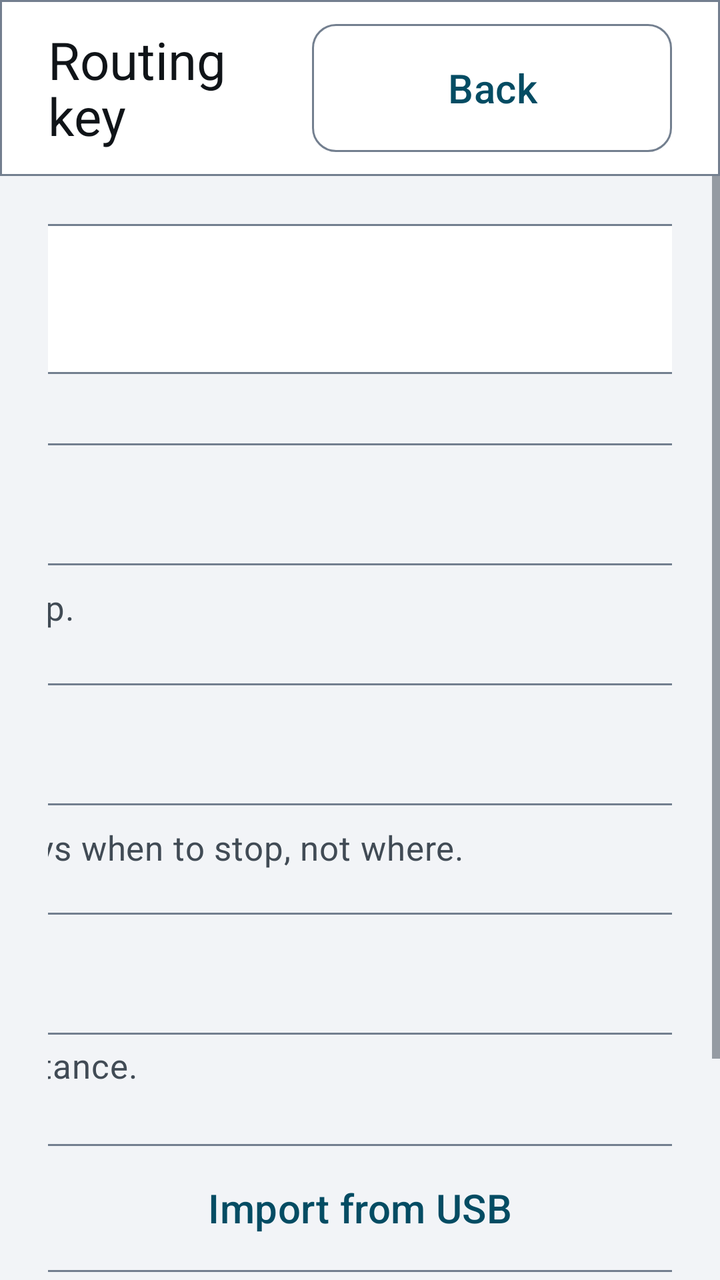
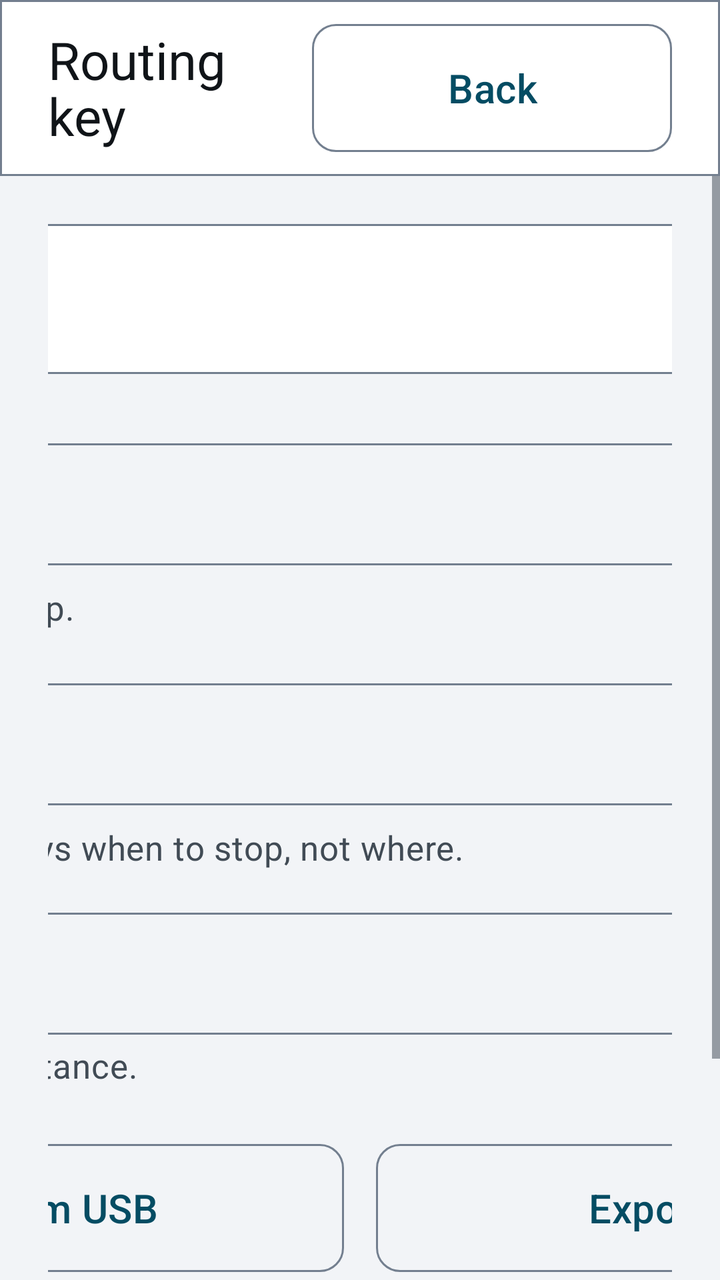

Screens rendered from an Android XML layout before and after an edit, with the pre-edit source and the edit as a unified diff.
<!-- AndroidManifest.xml: application theme Theme.EVChargePilot -->
<!-- res/layout/activity_routing_settings.xml -->
<?xml version="1.0" encoding="utf-8"?>
<LinearLayout xmlns:android="http://schemas.android.com/apk/res/android"
    xmlns:app="http://schemas.android.com/apk/res-auto"
    android:layout_width="match_parent"
    android:layout_height="match_parent"
    android:orientation="vertical">

    <LinearLayout
        android:layout_width="match_parent"
        android:layout_height="88dp"
        android:background="@drawable/bg_topbar"
        android:gravity="center_vertical"
        android:orientation="horizontal"
        android:paddingStart="@dimen/spacing_lg"
        android:paddingEnd="@dimen/spacing_lg">

        <TextView
            android:layout_width="0dp"
            android:layout_height="wrap_content"
            android:layout_weight="1"
            android:text="@string/routing_title"
            android:textAppearance="@style/Text.EV.Title" />

        <com.google.android.material.button.MaterialButton
            android:id="@+id/backAction"
            style="@style/Widget.EV.Button.Outlined"
            android:layout_width="180dp"
            android:layout_height="@dimen/touch_target"
            android:text="@string/action_back" />
    </LinearLayout>

    <ScrollView
        android:layout_width="match_parent"
        android:layout_height="0dp"
        android:layout_weight="1"
        android:fillViewport="true">

        <LinearLayout
            android:layout_width="match_parent"
            android:layout_height="wrap_content"
            android:gravity="center_horizontal"
            android:orientation="vertical"
            android:padding="@dimen/spacing_lg">

            <TextView
                android:id="@+id/routingStatus"
                android:layout_width="1400dp"
                android:layout_height="wrap_content"
                android:accessibilityLiveRegion="polite"
                android:background="@drawable/bg_card"
                android:gravity="center"
                android:padding="@dimen/spacing_lg"
                android:textAppearance="@style/Text.EV.Body" />

            <com.google.android.material.textfield.TextInputLayout
                android:id="@+id/routingKeyLayout"
                style="@style/Widget.Material3.TextInputLayout.OutlinedBox"
                android:layout_width="1400dp"
                android:layout_height="wrap_content"
                android:layout_marginTop="@dimen/spacing_lg"
                android:hint="@string/routing_hint_key"
                app:endIconContentDescription="@string/routing_desc_toggle_key"
                app:endIconMinSize="@dimen/touch_target"
                app:endIconMode="password_toggle"
                app:helperText="@string/routing_helper_key"
                app:helperTextTextAppearance="@style/Text.EV.Secondary">

                <com.google.android.material.textfield.TextInputEditText
                    android:id="@+id/routingKeyInput"
                    android:layout_width="match_parent"
                    android:layout_height="wrap_content"
                    android:inputType="textPassword"
                    android:singleLine="true"
                    android:textSize="@dimen/text_body" />
            </com.google.android.material.textfield.TextInputLayout>

            <com.google.android.material.textfield.TextInputLayout
                android:id="@+id/chargerKeyLayout"
                style="@style/Widget.Material3.TextInputLayout.OutlinedBox"
                android:layout_width="1400dp"
                android:layout_height="wrap_content"
                android:layout_marginTop="@dimen/spacing_md"
                android:hint="@string/routing_hint_charger_key"
                app:endIconContentDescription="@string/routing_desc_toggle_key"
                app:endIconMinSize="@dimen/touch_target"
                app:endIconMode="password_toggle"
                app:helperText="@string/routing_helper_charger_key"
                app:helperTextTextAppearance="@style/Text.EV.Secondary">

                <com.google.android.material.textfield.TextInputEditText
                    android:id="@+id/chargerKeyInput"
                    android:layout_width="match_parent"
                    android:layout_height="wrap_content"
                    android:inputType="textPassword"
                    android:singleLine="true"
                    android:textSize="@dimen/text_body" />
            </com.google.android.material.textfield.TextInputLayout>

            <com.google.android.material.textfield.TextInputLayout
                android:id="@+id/routingBaseUrlLayout"
                style="@style/Widget.Material3.TextInputLayout.OutlinedBox"
                android:layout_width="1400dp"
                android:layout_height="wrap_content"
                android:layout_marginTop="@dimen/spacing_md"
                android:hint="@string/routing_hint_base_url"
                app:helperText="@string/routing_helper_base_url"
                app:helperTextTextAppearance="@style/Text.EV.Secondary">

                <com.google.android.material.textfield.TextInputEditText
                    android:id="@+id/routingBaseUrlInput"
                    android:layout_width="match_parent"
                    android:layout_height="wrap_content"
                    android:inputType="textUri"
                    android:singleLine="true"
                    android:textSize="@dimen/text_body" />
            </com.google.android.material.textfield.TextInputLayout>

            <LinearLayout
                android:layout_width="1400dp"
                android:layout_height="wrap_content"
                android:layout_marginTop="@dimen/spacing_lg"
                android:orientation="horizontal">

                <com.google.android.material.button.MaterialButton
                    android:id="@+id/routingSaveAction"
                    style="@style/Widget.EVChargePilot.Button"
                    android:layout_width="0dp"
                    android:layout_height="@dimen/touch_target"
                    android:layout_weight="1"
                    android:text="@string/routing_action_save" />

                <com.google.android.material.button.MaterialButton
                    android:id="@+id/routingImportAction"
                    style="@style/Widget.EV.Button.Outlined"
                    android:layout_width="0dp"
                    android:layout_height="@dimen/touch_target"
                    android:layout_marginStart="@dimen/spacing_md"
                    android:layout_weight="1"
                    android:text="@string/routing_action_import" />

                <com.google.android.material.button.MaterialButton
                    android:id="@+id/routingClearAction"
                    style="@style/Widget.EVChargePilot.Button.Danger"
                    android:layout_width="0dp"
                    android:layout_height="@dimen/touch_target"
                    android:layout_marginStart="@dimen/spacing_md"
                    android:layout_weight="1"
                    android:text="@string/routing_action_clear" />
            </LinearLayout>

            <TextView
                android:id="@+id/routingPrivacy"
                android:layout_width="1400dp"
                android:layout_height="wrap_content"
                android:layout_marginTop="@dimen/spacing_lg"
                android:background="@drawable/bg_card"
                android:lineSpacingExtra="6dp"
                android:padding="@dimen/spacing_lg"
                android:text="@string/routing_privacy"
                android:textAppearance="@style/Text.EV.Secondary" />
        </LinearLayout>
    </ScrollView>
</LinearLayout>
<!-- resources referenced by this layout -->
<resources>
  <dimen name="spacing_lg">24dp</dimen>
  <dimen name="spacing_md">16dp</dimen>
  <dimen name="text_body">20sp</dimen>
  <dimen name="touch_target">72dp</dimen>
  <string name="action_back">Back</string>
  <string name="routing_action_clear">Remove</string>
  <string name="routing_action_import">Import from USB</string>
  <string name="routing_action_save">Save</string>
  <string name="routing_desc_toggle_key">Show or hide the key</string>
  <string name="routing_helper_base_url">Leave as it is for HeiGIT’s hosted service, or point it at your own instance.</string>
  <string name="routing_helper_charger_key">A second free key, from openchargemap.org. Without it the plan says when to stop, not where.</string>
  <string name="routing_helper_key">Your own key, from openrouteservice.org. None is shipped in the app.</string>
  <string name="routing_hint_base_url">Routing service (https)</string>
  <string name="routing_hint_charger_key">Open Charge Map API key (optional)</string>
  <string name="routing_hint_key">OpenRouteService API key</string>
  <string name="routing_privacy">Only the destination you type, the car’s position and the road profile ever leave the car. No trip, charge, speed, diagnostic bundle or identifier is sent anywhere. The key is stored encrypted, never written to a log and never included in a diagnostic export.</string>
  <string name="routing_title">Routing key</string>
  <style name="Text.EV.Body" parent="TextAppearance.Material3.BodyLarge">
          <item name="android:textSize">@dimen/text_body</item>
          <item name="android:textColor">@color/ev_text_primary</item>
      </style>
  <style name="Text.EV.Secondary" parent="TextAppearance.Material3.BodyMedium">
          <item name="android:textSize">@dimen/text_secondary</item>
          <item name="android:textColor">@color/ev_text_secondary</item>
      </style>
  <style name="Text.EV.Title" parent="TextAppearance.Material3.TitleLarge">
          <item name="android:textSize">@dimen/text_title</item>
          <item name="android:textColor">@color/ev_text_primary</item>
      </style>
  <style name="Widget.EVChargePilot.Button" parent="Widget.EV.Button">
          <item name="android:textColor">@color/ev_button_text</item>
          <item name="backgroundTint">@color/ev_button_fill</item>
      </style>
  <style name="Widget.EVChargePilot.Button.Danger" parent="Widget.EV.Button">
          <item name="android:textColor">@color/ev_on_accent</item>
          <item name="backgroundTint">@color/ev_error</item>
      </style>
  <color name="ev_surface">#FFFFFFFF</color>
  <color name="ev_outline">#FF737F8F</color>
  <dimen name="ev_corner">12dp</dimen>
  <color name="ev_text_primary">#FF101418</color>
  <dimen name="text_secondary">17sp</dimen>
  <color name="ev_text_secondary">#FF414B55</color>
  <dimen name="text_title">26sp</dimen>
  <style name="ShapeAppearanceOverlay.EV.Button" parent="">
          <item name="cornerSize">@dimen/ev_corner</item>
      </style>
  <color name="ev_on_accent">#FFFFFFFF</color>
  <color name="ev_error">#FF8F0F18</color>
  <color name="ev_accent">#FF044C63</color>
  <color name="ev_surface_raised">#FFE4E8ED</color>
  <color name="ev_background">#FFF2F4F7</color>
  <style name="ThemeOverlay.EVChargePilot.Dialog" parent="ThemeOverlay.EV.Dialog">
          <item name="materialAlertDialogTitleTextStyle">@style/EVChargePilot.Dialog.Title</item>
          <item name="materialAlertDialogBodyTextStyle">@style/EVChargePilot.Dialog.Body</item>
      </style>
  <style name="EVChargePilot.Dialog.Title" parent="MaterialAlertDialog.Material3.Title.Text">
          <item name="android:textSize">@dimen/text_title</item>
          <item name="android:textColor">@color/ev_text_primary</item>
      </style>
  <!-- unchanged entries left out for length: 8 -->
</resources>

<!-- the commit's change to res/layout/activity_routing_settings.xml (unified diff, before → after) -->
@@ -139,6 +139,15 @@
                     android:text="@string/routing_action_import" />
 
                 <com.google.android.material.button.MaterialButton
+                    android:id="@+id/routingExportAction"
+                    style="@style/Widget.EV.Button.Outlined"
+                    android:layout_width="0dp"
+                    android:layout_height="@dimen/touch_target"
+                    android:layout_marginStart="@dimen/spacing_md"
+                    android:layout_weight="1"
+                    android:text="@string/routing_action_export" />
+
+                <com.google.android.material.button.MaterialButton
                     android:id="@+id/routingClearAction"
                     style="@style/Widget.EVChargePilot.Button.Danger"
                     android:layout_width="0dp"
<!-- resource entries referenced after the edit -->
@@ -6,6 +6,7 @@
   <dimen name="touch_target">72dp</dimen>
   <string name="action_back">Back</string>
   <string name="routing_action_clear">Remove</string>
+  <string name="routing_action_export">Export to USB</string>
   <string name="routing_action_import">Import from USB</string>
   <string name="routing_action_save">Save</string>
   <string name="routing_desc_toggle_key">Show or hide the key</string>
